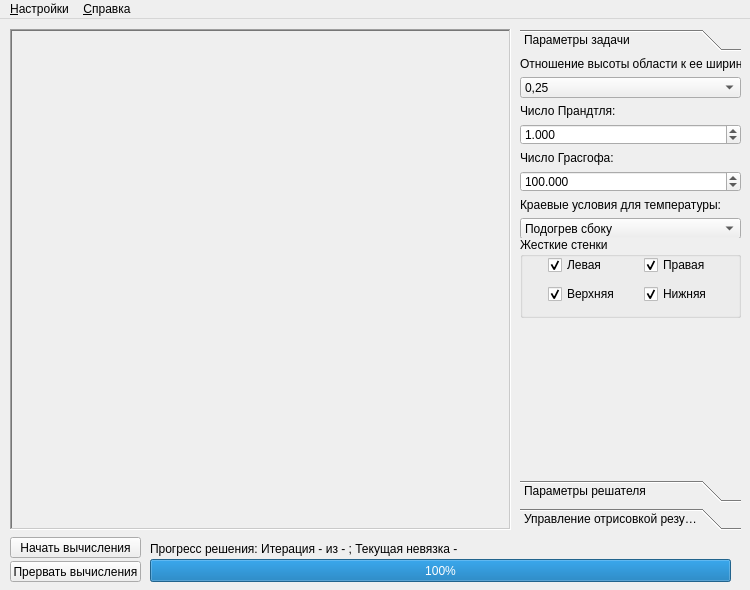
This is src/app/main_window.ui in pvantonov/qnavierstokes as Qt 5 draws it before an edit. The edited form follows.
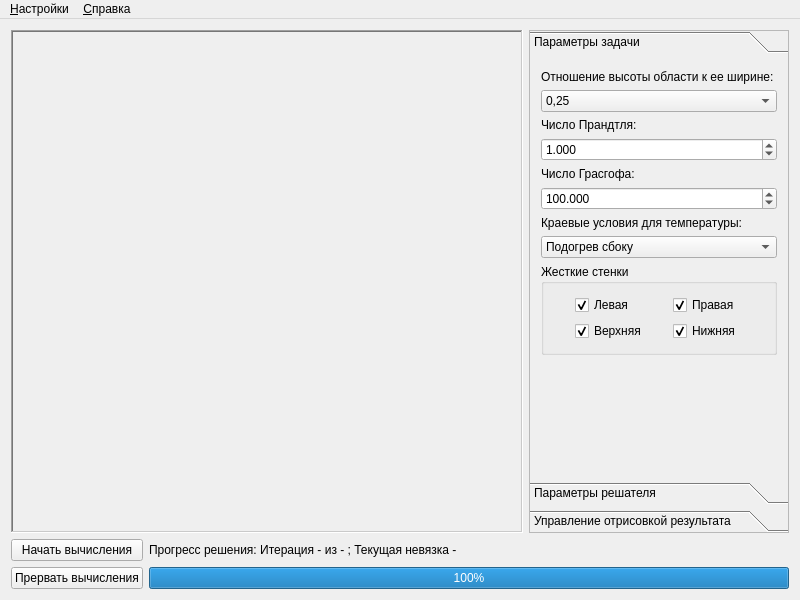
This is the edited form.

Commit message: Обновлена раскладка главного окна приложения

Diff of the .ui file:
```diff
--- a/src/app/main_window.ui
+++ b/src/app/main_window.ui
@@ -6,34 +6,33 @@
    <rect>
     <x>0</x>
     <y>0</y>
-    <width>750</width>
-    <height>590</height>
+    <width>800</width>
+    <height>600</height>
    </rect>
   </property>
   <property name="minimumSize">
    <size>
-    <width>750</width>
-    <height>590</height>
-   </size>
-  </property>
-  <property name="maximumSize">
-   <size>
-    <width>750</width>
-    <height>590</height>
+    <width>800</width>
+    <height>600</height>
    </size>
   </property>
   <property name="windowTitle">
    <string>Тестовая задача ЕГК   v1.0.0 beta6</string>
   </property>
   <widget class="QWidget" name="centralWidget">
+   <layout class="QVBoxLayout" name="verticalLayout">
+    <item>
+     <layout class="QHBoxLayout" name="horizontalLayout2">
+      <property name="leftMargin">
+       <number>0</number>
+      </property>
+      <item>
    <widget class="QFrame" name="solutionPainterFrame">
-    <property name="geometry">
-     <rect>
-      <x>10</x>
-      <y>10</y>
-      <width>501</width>
-      <height>501</height>
-     </rect>
+        <property name="sizePolicy">
+         <sizepolicy hsizetype="Preferred" vsizetype="Preferred">
+          <horstretch>1</horstretch>
+          <verstretch>1</verstretch>
+         </sizepolicy>
     </property>
     <property name="frameShape">
      <enum>QFrame::WinPanel</enum>
@@ -42,30 +41,17 @@
      <enum>QFrame::Sunken</enum>
     </property>
    </widget>
-   <widget class="QPushButton" name="startButton">
-    <property name="geometry">
-     <rect>
-      <x>10</x>
-      <y>518</y>
-      <width>131</width>
-      <height>21</height>
-     </rect>
-    </property>
-    <property name="text">
-     <string>Начать вычисления</string>
-    </property>
-   </widget>
+      </item>
+      <item>
    <widget class="QToolBox" name="SettingsToolBox">
-    <property name="geometry">
-     <rect>
-      <x>520</x>
-      <y>10</y>
-      <width>221</width>
-      <height>501</height>
-     </rect>
+        <property name="minimumSize">
+         <size>
+          <width>260</width>
+          <height>0</height>
+         </size>
     </property>
     <property name="frameShape">
-     <enum>QFrame::NoFrame</enum>
+         <enum>QFrame::StyledPanel</enum>
     </property>
     <property name="frameShadow">
      <enum>QFrame::Plain</enum>
@@ -78,22 +64,21 @@
       <rect>
        <x>0</x>
        <y>0</y>
-       <width>221</width>
-       <height>420</height>
-      </rect>
-     </property>
+           <width>258</width>
+           <height>402</height>
+          </rect>
+         </property>
+         <property name="sizePolicy">
+          <sizepolicy hsizetype="Preferred" vsizetype="Preferred">
+           <horstretch>0</horstretch>
+           <verstretch>0</verstretch>
+          </sizepolicy>
+         </property>
      <attribute name="label">
       <string>Параметры задачи</string>
      </attribute>
-     <widget class="QWidget" name="formLayoutWidget">
-      <property name="geometry">
-       <rect>
-        <x>0</x>
-        <y>0</y>
-        <width>221</width>
-        <height>181</height>
-       </rect>
-      </property>
+         <layout class="QVBoxLayout" name="verticalLayout_6">
+          <item>
       <layout class="QFormLayout" name="formLayout">
        <property name="fieldGrowthPolicy">
         <enum>QFormLayout::AllNonFixedFieldsGrow</enum>
@@ -101,9 +86,6 @@
        <property name="rowWrapPolicy">
         <enum>QFormLayout::WrapAllRows</enum>
        </property>
-       <property name="margin">
-        <number>0</number>
-       </property>
        <item row="0" column="0">
         <widget class="QLabel" name="heightLabel">
          <property name="text">
@@ -152,6 +134,12 @@
        </item>
        <item row="1" column="1">
         <widget class="QDoubleSpinBox" name="prandtlDoubleSpinBox">
+              <property name="sizePolicy">
+               <sizepolicy hsizetype="Preferred" vsizetype="Fixed">
+                <horstretch>0</horstretch>
+                <verstretch>0</verstretch>
+               </sizepolicy>
+              </property>
          <property name="toolTip">
           <string>Введите число от 0,001 до 1000</string>
          </property>
@@ -181,6 +169,12 @@
        </item>
        <item row="2" column="1">
         <widget class="QDoubleSpinBox" name="grashofDoubleSpinBox">
+              <property name="sizePolicy">
+               <sizepolicy hsizetype="Preferred" vsizetype="Fixed">
+                <horstretch>0</horstretch>
+                <verstretch>0</verstretch>
+               </sizepolicy>
+              </property>
          <property name="toolTip">
           <string>Введите число от 0,001 до 100000</string>
          </property>
@@ -223,41 +217,13 @@
         </widget>
        </item>
       </layout>
-     </widget>
+          </item>
+          <item>
      <widget class="QGroupBox" name="settingsWallsGroupBox">
-      <property name="geometry">
-       <rect>
-        <x>0</x>
-        <y>180</y>
-        <width>221</width>
-        <height>81</height>
-       </rect>
-      </property>
       <property name="title">
        <string>Жесткие стенки</string>
       </property>
-      <widget class="QWidget" name="gridLayoutWidget">
-       <property name="geometry">
-        <rect>
-         <x>0</x>
-         <y>0</y>
-         <width>221</width>
-         <height>80</height>
-        </rect>
-       </property>
        <layout class="QGridLayout" name="gridLayout">
-        <property name="leftMargin">
-         <number>10</number>
-        </property>
-        <property name="topMargin">
-         <number>15</number>
-        </property>
-        <property name="rightMargin">
-         <number>10</number>
-        </property>
-        <property name="bottomMargin">
-         <number>10</number>
-        </property>
         <item row="0" column="0">
          <widget class="QCheckBox" name="leftWallCheckBox">
           <property name="sizePolicy">
@@ -318,37 +284,44 @@
         </item>
        </layout>
       </widget>
-     </widget>
-    </widget>
-    <widget class="QWidget" name="page_2">
+          </item>
+          <item>
+           <spacer name="verticalSpacer2">
+            <property name="orientation">
+             <enum>Qt::Vertical</enum>
+            </property>
+            <property name="sizeHint" stdset="0">
+             <size>
+              <width>20</width>
+              <height>40</height>
+             </size>
+            </property>
+           </spacer>
+          </item>
+         </layout>
+        </widget>
+        <widget class="QWidget" name="solverSettingsPage">
      <property name="geometry">
       <rect>
        <x>0</x>
        <y>0</y>
-       <width>221</width>
-       <height>420</height>
+           <width>258</width>
+           <height>402</height>
       </rect>
      </property>
      <attribute name="label">
       <string>Параметры решателя</string>
      </attribute>
-     <widget class="QWidget" name="formLayoutWidget_2">
-      <property name="geometry">
-       <rect>
-        <x>0</x>
-        <y>0</y>
-        <width>221</width>
-        <height>291</height>
-       </rect>
-      </property>
-      <layout class="QFormLayout" name="formLayout_2">
+         <layout class="QVBoxLayout" name="verticalLayout_4">
+          <item>
+           <layout class="QFormLayout" name="formLayout2">
        <property name="fieldGrowthPolicy">
         <enum>QFormLayout::AllNonFixedFieldsGrow</enum>
        </property>
        <property name="rowWrapPolicy">
         <enum>QFormLayout::WrapAllRows</enum>
        </property>
-       <property name="margin">
+            <property name="margin" stdset="0">
         <number>0</number>
        </property>
        <item row="0" column="0">
@@ -508,54 +481,28 @@
         </widget>
        </item>
       </layout>
-     </widget>
-    </widget>
-    <widget class="QWidget" name="page">
+          </item>
+         </layout>
+        </widget>
+        <widget class="QWidget" name="paintPage">
      <property name="geometry">
       <rect>
        <x>0</x>
        <y>0</y>
-       <width>221</width>
-       <height>420</height>
+           <width>258</width>
+           <height>402</height>
       </rect>
      </property>
      <attribute name="label">
       <string>Управление отрисовкой результата</string>
      </attribute>
+         <layout class="QVBoxLayout" name="verticalLayout_5">
+          <item>
      <widget class="QGroupBox" name="settingsPaintGroupBox">
-      <property name="geometry">
-       <rect>
-        <x>0</x>
-        <y>0</y>
-        <width>221</width>
-        <height>51</height>
-       </rect>
-      </property>
       <property name="title">
        <string>Цель для отрисовки</string>
       </property>
-      <widget class="QWidget" name="horizontalLayoutWidget">
-       <property name="geometry">
-        <rect>
-         <x>0</x>
-         <y>0</y>
-         <width>221</width>
-         <height>51</height>
-        </rect>
-       </property>
        <layout class="QHBoxLayout" name="horizontalLayout">
-        <property name="leftMargin">
-         <number>10</number>
-        </property>
-        <property name="topMargin">
-         <number>15</number>
-        </property>
-        <property name="rightMargin">
-         <number>10</number>
-        </property>
-        <property name="bottomMargin">
-         <number>10</number>
-        </property>
         <item>
          <widget class="QRadioButton" name="paintTButton">
           <property name="sizePolicy">
@@ -595,19 +542,6 @@
           </property>
          </widget>
         </item>
-        <item>
-         <widget class="QRadioButton" name="paintVxButton">
-          <property name="sizePolicy">
-           <sizepolicy hsizetype="Maximum" vsizetype="Fixed">
-            <horstretch>0</horstretch>
-            <verstretch>0</verstretch>
-           </sizepolicy>
-          </property>
-          <property name="text">
-           <string>Vx</string>
-          </property>
-         </widget>
-        </item>
         <item>
          <widget class="QRadioButton" name="paintVyButton">
           <property name="sizePolicy">
@@ -621,74 +555,100 @@
           </property>
          </widget>
         </item>
-       </layout>
-      </widget>
-     </widget>
+             <item>
+              <widget class="QRadioButton" name="paintVxButton">
+               <property name="sizePolicy">
+                <sizepolicy hsizetype="Maximum" vsizetype="Fixed">
+                 <horstretch>0</horstretch>
+                 <verstretch>0</verstretch>
+                </sizepolicy>
+               </property>
+               <property name="text">
+                <string>Vx</string>
+               </property>
+              </widget>
+             </item>
+            </layout>
+           </widget>
+          </item>
+          <item>
      <widget class="QPushButton" name="saveImageButton">
-      <property name="geometry">
-       <rect>
-        <x>0</x>
-        <y>60</y>
-        <width>221</width>
-        <height>31</height>
-       </rect>
-      </property>
       <property name="text">
        <string>Сохранить изображение в файл</string>
       </property>
      </widget>
-    </widget>
-   </widget>
-   <widget class="QProgressBar" name="solutionProgressBar">
-    <property name="geometry">
-     <rect>
-      <x>150</x>
-      <y>540</y>
-      <width>581</width>
-      <height>23</height>
-     </rect>
-    </property>
-    <property name="value">
-     <number>100</number>
-    </property>
-   </widget>
-   <widget class="QLabel" name="solutionProgressLabel">
-    <property name="geometry">
-     <rect>
-      <x>150</x>
-      <y>520</y>
-      <width>581</width>
-      <height>20</height>
-     </rect>
-    </property>
+          </item>
+          <item>
+           <spacer name="verticalSpacer">
+            <property name="orientation">
+             <enum>Qt::Vertical</enum>
+            </property>
+            <property name="sizeHint" stdset="0">
+             <size>
+              <width>20</width>
+              <height>40</height>
+             </size>
+            </property>
+           </spacer>
+          </item>
+         </layout>
+        </widget>
+       </widget>
+      </item>
+     </layout>
+    </item>
+    <item>
+     <layout class="QHBoxLayout" name="horizontalLayout3">
+      <item>
+       <layout class="QVBoxLayout" name="verticalLayout3">
+        <item>
+         <widget class="QPushButton" name="startButton">
     <property name="text">
-     <string>Прогресс решения: Итерация - из - ; Текущая невязка - </string>
-    </property>
-   </widget>
+           <string>Начать вычисления</string>
+          </property>
+         </widget>
+        </item>
+        <item>
    <widget class="QPushButton" name="stopButton">
-    <property name="geometry">
-     <rect>
-      <x>10</x>
-      <y>542</y>
-      <width>131</width>
-      <height>21</height>
-     </rect>
-    </property>
     <property name="text">
      <string>Прервать вычисления</string>
     </property>
    </widget>
+        </item>
+       </layout>
+      </item>
+      <item>
+       <layout class="QVBoxLayout" name="verticalLayout2" stretch="0,0">
+        <item>
+         <widget class="QLabel" name="solutionProgressLabel">
+          <property name="text">
+           <string>Прогресс решения: Итерация - из - ; Текущая невязка - </string>
+          </property>
+         </widget>
+        </item>
+        <item>
+         <widget class="QProgressBar" name="solutionProgressBar">
+          <property name="value">
+           <number>100</number>
+          </property>
+         </widget>
+        </item>
+       </layout>
+      </item>
+     </layout>
+    </item>
+   </layout>
   </widget>
   <widget class="QMenuBar" name="menuBar">
    <property name="geometry">
     <rect>
      <x>0</x>
      <y>0</y>
-     <width>750</width>
-     <height>20</height>
+     <width>800</width>
+     <height>22</height>
     </rect>
    </property>
-   <widget class="QMenu" name="menu">
+   <widget class="QMenu" name="menuHelp">
     <property name="title">
      <string>&amp;Справка</string>
     </property>
@@ -697,15 +657,15 @@
     <addaction name="aboutAction"/>
     <addaction name="aboutQtAction"/>
    </widget>
-   <widget class="QMenu" name="menu_2">
+   <widget class="QMenu" name="menuSettings">
     <property name="title">
      <string>&amp;Настройки</string>
     </property>
     <addaction name="settingsAction"/>
     <addaction name="actionPrGr"/>
    </widget>
-   <addaction name="menu_2"/>
-   <addaction name="menu"/>
+   <addaction name="menuSettings"/>
+   <addaction name="menuHelp"/>
   </widget>
   <action name="aboutQtAction">
    <property name="text">
```
Lines whose indentation alone changed are shown as unchanged.
